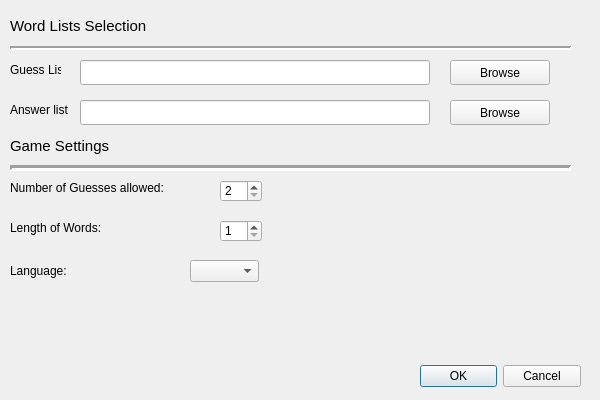
First picture: the form in settingsmenu.ui, repository Ross1416/Wurdle, before the edit.
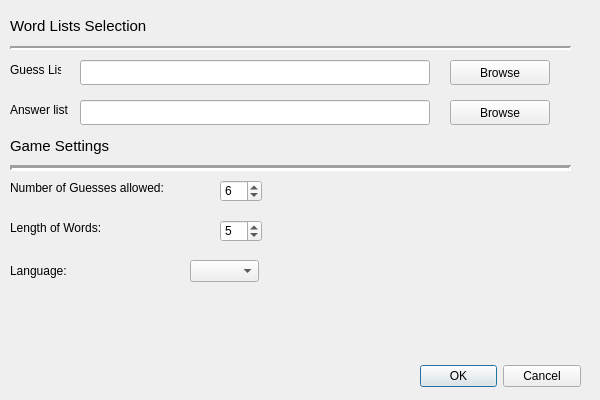
Second picture: the form after the edit.

Commit message: changed the minimum character length to 2

The edit to the form file:
```diff
--- a/settingsmenu.ui
+++ b/settingsmenu.ui
@@ -254,6 +254,9 @@
    <property name="maximum">
     <number>10</number>
    </property>
+   <property name="value">
+    <number>6</number>
+   </property>
   </widget>
   <widget class="QSpinBox" name="noCharactersSpinBox">
    <property name="geometry">
@@ -265,11 +268,14 @@
     </rect>
    </property>
    <property name="minimum">
-    <number>1</number>
+    <number>2</number>
    </property>
    <property name="maximum">
     <number>10</number>
    </property>
+   <property name="value">
+    <number>5</number>
+   </property>
   </widget>
   <widget class="QComboBox" name="languageComboBox">
    <property name="geometry">
```
